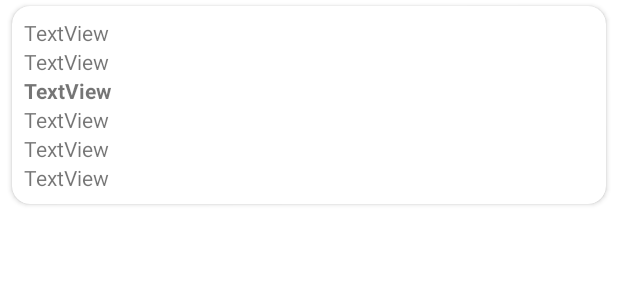
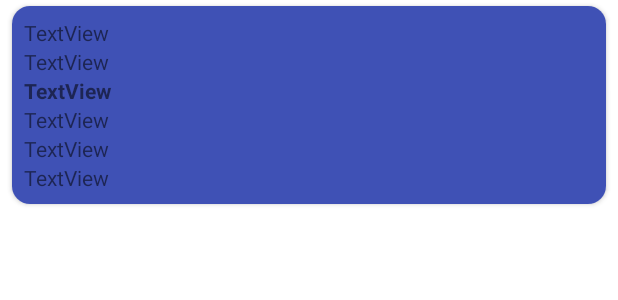
Before and after one commit to SoWieMarkus/HuelsseGymnasiumApp, an Android app: the layout item_substitutions.xml on its own in the app's theme, with its tools: preview values and no code run, on a phone screen of 412 x 824 dp. Shown: the top 300 px of the screen. Run offline under Robolectric (Android 15) with nearby library versions, the phone set to English and light mode, and no system bars.

Commit message:
Changed background to selector

```diff
--- a/app/src/main/res/layout/item_substitutions.xml
+++ b/app/src/main/res/layout/item_substitutions.xml
@@ -21,6 +21,7 @@
             android:id="@+id/item_subsitution_background"
             android:layout_width="match_parent"
             android:layout_height="wrap_content"
+            android:background="@drawable/substitution_background_color"
             android:orientation="vertical"
             android:padding="8dp">
 
```
